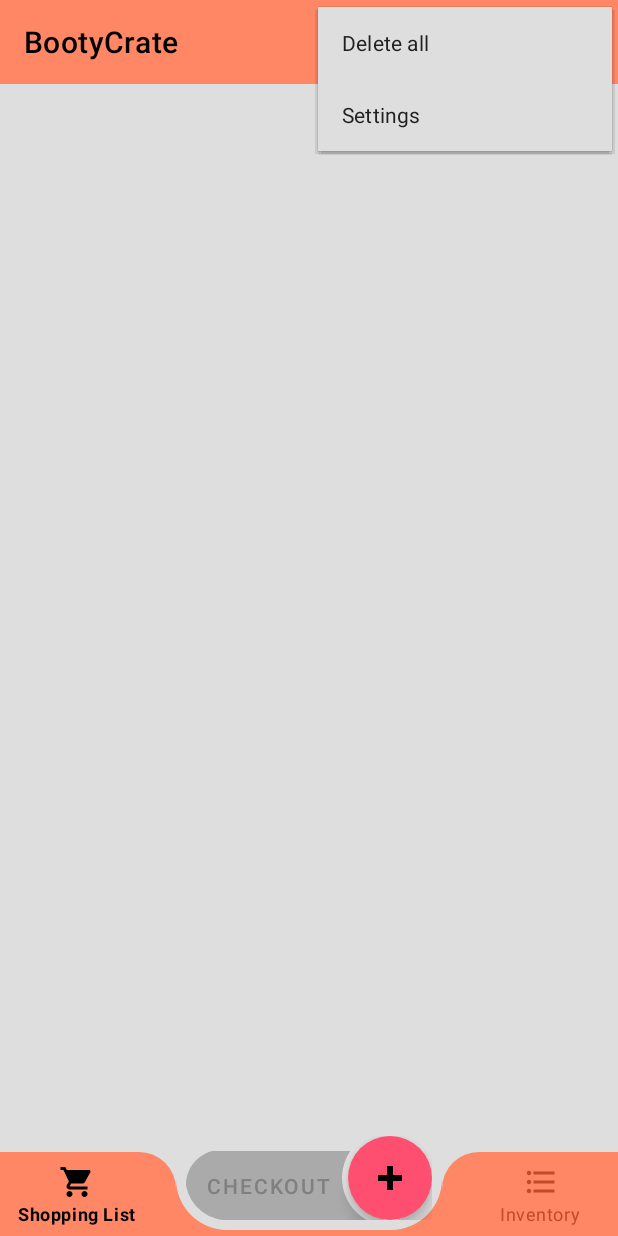
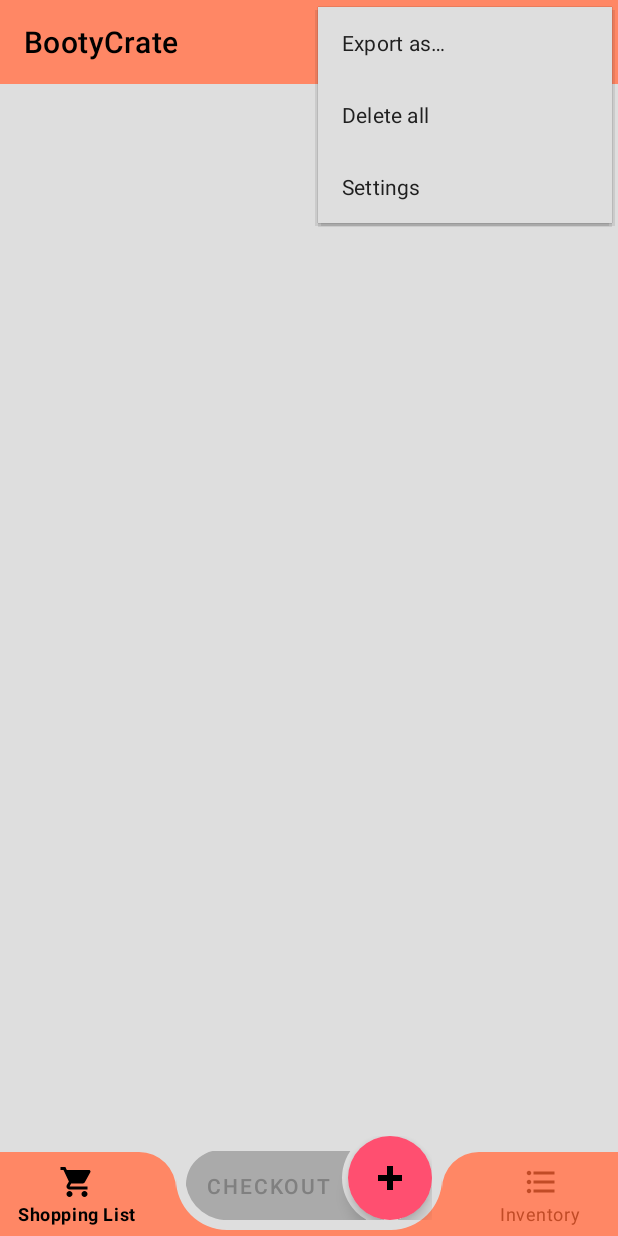
Before and after one commit to CliffracerMerchant/BootyCrate, an Android app: the screen it shows after launch (MainActivity), with the options menu open, on a phone screen of 412 x 824 dp. Run offline under Robolectric (Android 15) with nearby library versions, the phone set to English and light mode, and no system bars; our stand-ins replace Room's generated code, androidx.preference; libraries missing offline, so code that uses them is left out: dev.sasikanth.colorsheet; 4 statements that could not run were skipped.

Commit message:
Added options to export as email or text message

```diff
--- a/app/src/main/java/com/cliffracermerchant/bootycrate/InventoryItem.kt
+++ b/app/src/main/java/com/cliffracermerchant/bootycrate/InventoryItem.kt
@@ -28,7 +28,7 @@ class InventoryItem(
                this.addToShoppingListTrigger == other.addToShoppingListTrigger
     }
 
-    override fun toString(): String {
+    override fun toDebugString(): String {
         return super.toString() +
                "\nautoAddToShoppingList = $addToShoppingList" +
                "\nautoAddToShoppingListTrigger = $addToShoppingListTrigger"
--- a/app/src/main/java/com/cliffracermerchant/bootycrate/MainActivity.kt
+++ b/app/src/main/java/com/cliffracermerchant/bootycrate/MainActivity.kt
@@ -75,7 +75,7 @@ class MainActivity : AppCompatActivity() {
 
         val prefs = getDefaultSharedPreferences(this)
         /* The activity's ViewModelStore will by default retain instances of the
-           app's viewmodels across activity restarts. In case this is not desired
+           app's view models across activity restarts. In case this is not desired
            (e.g. when the database was replaced with an external one, and the view-
            models therefore need to be reset), setting the shared preference whose
            key is equal to the value of R.string.pref_viewmodels_need_cleared to
@@ -121,9 +121,9 @@ class MainActivity : AppCompatActivity() {
         }
         bottomAppBar.prepareCradleLayout(cradleLayout)
 
-        shoppingListViewModel.items.observe(this, Observer { newList ->
+        shoppingListViewModel.items.observe(this) { newList ->
             updateShoppingListBadge(newList)
-        })
+        }
     }
 
     override fun onCreateOptionsMenu(menu: Menu): Boolean {
--- a/app/src/main/java/com/cliffracermerchant/bootycrate/PreferencesFragment.kt
+++ b/app/src/main/java/com/cliffracermerchant/bootycrate/PreferencesFragment.kt
@@ -33,16 +33,12 @@ class PreferencesFragment : PreferenceFragmentCompat() {
         }
 
         findPreference<Preference>(getString(R.string.pref_export_database))?.setOnPreferenceClickListener {
-            //val activity = this.activity ?: return@setOnPreferenceClickListener false
-            //exporter.chooseDatabaseExportLocation(activity)
             getExportPath.launch(getString(R.string.exported_database_default_name))
             true
         }
 
         findPreference<Preference>(getString(R.string.pref_import_database))?.setOnPreferenceClickListener {
             getImportPath.launch(arrayOf("*/*"))
-            //val activity = this.activity ?: return@setOnPreferenceClickListener false
-            //exporter.chooseDatabaseImportLocation(activity)
             true
         }
     }
--- a/app/src/main/java/com/cliffracermerchant/bootycrate/RecyclerViewFragment.kt
+++ b/app/src/main/java/com/cliffracermerchant/bootycrate/RecyclerViewFragment.kt
@@ -67,13 +67,13 @@ abstract class RecyclerViewFragment<Entity: ViewModelItem>: Fragment() {
         fabIconController = AnimatedFabIconController(mainActivity.fab)
         recyclerView.snackBarAnchor = mainActivity.bottomAppBar
 
-        recyclerView.selection.sizeLiveData.observe(viewLifecycleOwner, Observer { newSize ->
+        recyclerView.selection.sizeLiveData.observe(viewLifecycleOwner) { newSize ->
             if (newSize == 0) actionMode?.finish()
             else if (newSize > 0) {
                 actionMode = actionMode ?: mainActivity.startSupportActionMode(actionModeCallback)
                 actionMode?.title = getString(R.string.action_mode_title, newSize)
             }
-        })
+        }
     }
 
     open fun enable() {
@@ -102,6 +102,7 @@ abstract class RecyclerViewFragment<Entity: ViewModelItem>: Fragment() {
             }
         })
     }
+
     override fun onPrepareOptionsMenu(menu: Menu) =
         initOptionsMenuSort(menu)
 
@@ -110,6 +111,12 @@ abstract class RecyclerViewFragment<Entity: ViewModelItem>: Fragment() {
         return when (item.itemId) {
             R.id.delete_all_menu_item -> {
                 recyclerView.deleteAll(); true
+            } R.id.export_menu_item -> { exportAsDialog(
+                    context = mainActivity,
+                    items = recyclerView.adapter.currentList,
+                    insertBlankLineBetweenColors = recyclerView.sort == ViewModelItem.Sort.Color,
+                    snackBarAnchor = mainActivity.bottomAppBar)
+                true
             } R.id.color_option -> {
                 recyclerView.sort = ViewModelItem.Sort.Color
                 item.isChecked = true; true
--- a/app/src/main/java/com/cliffracermerchant/bootycrate/ShoppingListItem.kt
+++ b/app/src/main/java/com/cliffracermerchant/bootycrate/ShoppingListItem.kt
@@ -28,7 +28,7 @@ class ShoppingListItem(
                this.linkedInventoryItemId == other.linkedInventoryItemId
     }
 
-    override fun toString(): String {
+    override fun toDebugString(): String {
         return super.toString() +
                "\nisChecked = $isChecked" +
                "\nlinkedInventoryItemId = $linkedInventoryItemId"
--- a/app/src/main/res/menu/action_bar_menu.xml
+++ b/app/src/main/res/menu/action_bar_menu.xml
@@ -57,9 +57,13 @@
               app:showAsAction="never" />
     </group>
 
+    <item android:id="@+id/export_menu_item"
+          android:title="@string/export_dialog_title"
+          app:showAsAction="never" />
+
     <item android:id="@+id/delete_all_menu_item"
-        android:title="@string/delete_all_description"
-        app:showAsAction="never" />
+          android:title="@string/delete_all_description"
+          app:showAsAction="never" />
 
     <item android:id="@+id/settings_menu_item"
           android:title="@string/settings_description" />
--- a/app/src/main/res/values/arrays.xml
+++ b/app/src/main/res/values/arrays.xml
@@ -19,4 +19,9 @@
         <item>-3452725</item><!-- CB, 50, CB-->
         <item>-3452788</item><!-- CB, 50, 8C-->
     </integer-array>
+
+    <string-array name="export_options">
+        <item>@string/export_text_message_option</item>
+        <item>@string/export_email_option</item>
+    </string-array>
 </resources>
--- a/app/src/main/res/values/strings.xml
+++ b/app/src/main/res/values/strings.xml
@@ -60,6 +60,10 @@
     <string name="import_database_overwrite_confirmation_message">
         Overwriting the existing database is unreversible. Are you sure?</string>
     <string name="exported_database_default_name">BootyCrateDatabase.sqlite</string>
+    <string name="export_dialog_title">Export as…</string>
+    <string name="export_text_message_option">Text message</string>
+    <string name="export_email_option">Email</string>
+    <string name="export_error_message">No app that can send the list was found</string>
 
     <string name="search_description">Search</string>
     <string name="change_sorting_description">Change sorting</string>
--- a/app/src/main/res/values/styles.xml
+++ b/app/src/main/res/values/styles.xml
@@ -23,7 +23,7 @@
         <item name="android:homeAsUpIndicator">@drawable/ic_arrow_back_black_24dp</item>
         <item name="actionBarTheme">@style/ActionBarStyle</item>
         <item name="actionOverflowButtonStyle">@style/OverflowButtonStyle</item>
-        <item name="android:textColorPrimary">@android:color/black</item>
+        <item name="android:textColorPrimary">@color/colorTextDark</item>
         <item name="snackbarStyle">@style/LightThemeSnackbarStyle</item>
         <item name="snackbarTextViewStyle">@style/LightThemeTextAppearance</item>
         <item name="snackbarButtonStyle">@style/SnackbarActionTextAppearance</item>
```
Also changed, not shown: app/src/main/java/com/cliffracermerchant/bootycrate/Dialogs.kt (+85 -4 lines), app/src/main/java/com/cliffracermerchant/bootycrate/ViewModelItem.kt (+8 -4 lines). Lines whose indentation alone changed are shown as unchanged.
